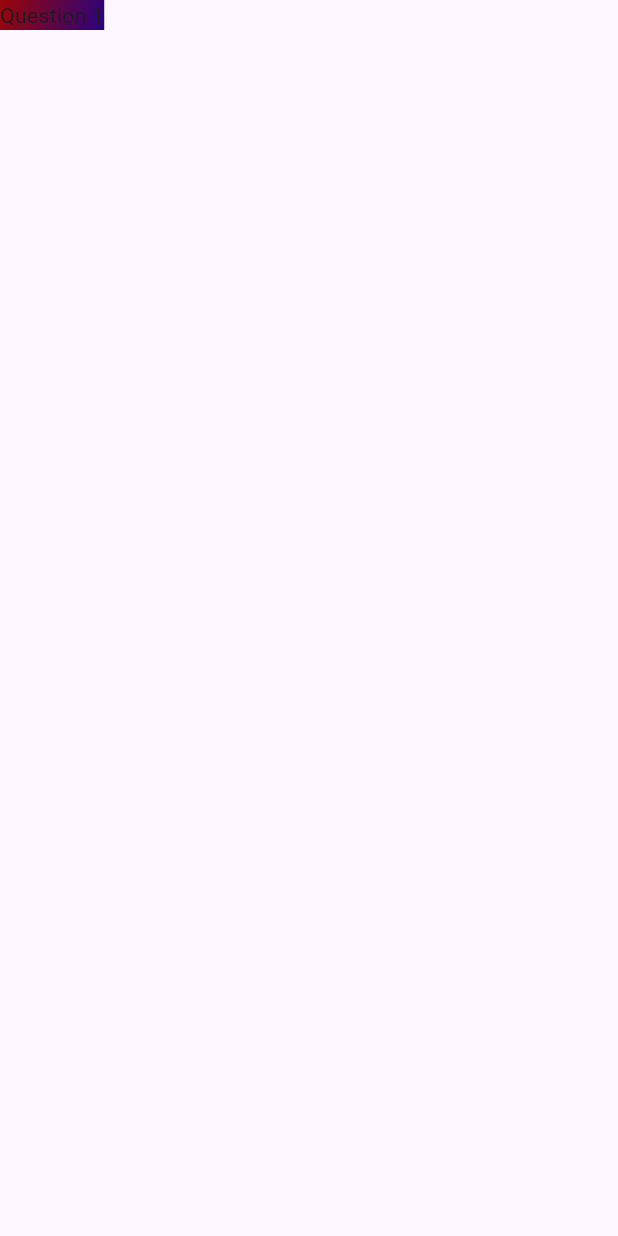
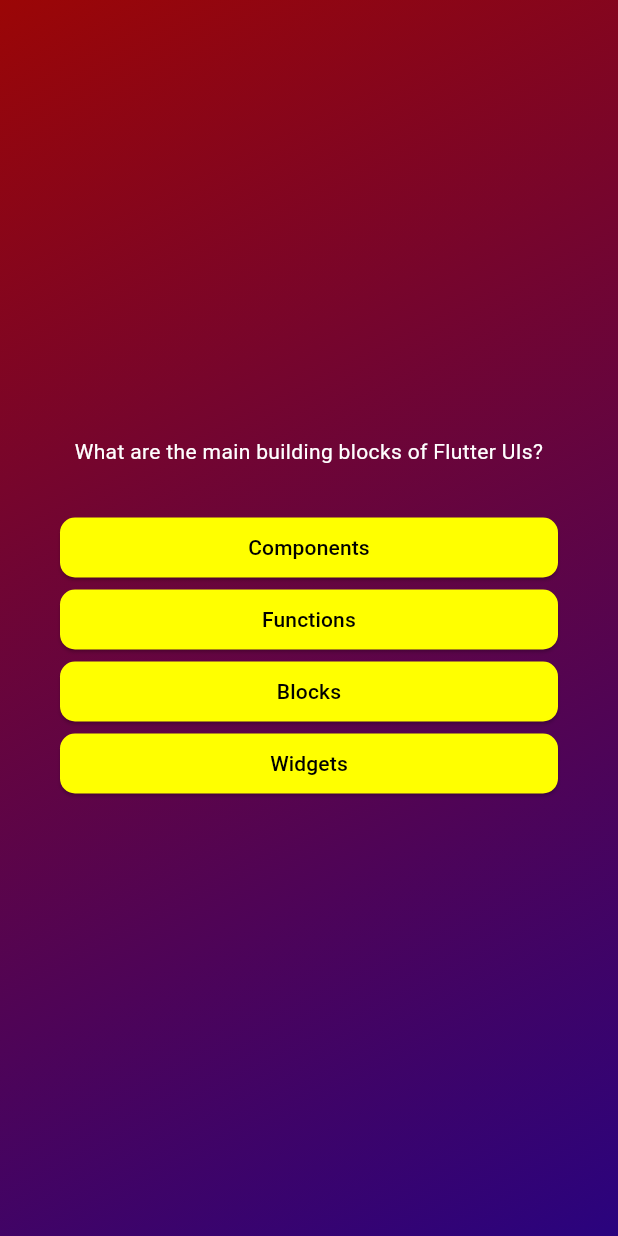
Before and after one commit to leantos/Quiz_App, a Flutter app: the screen it shows after launch, after a tap on "Start Quiz", on a phone screen of 412 x 824 dp. Run offline on Flutter 3.47's test engine with Material 3 defaults, Android fonts, the phone set to English and light mode, and no system bars.

```diff
--- /dev/null
+++ b/lib/answer_button.dart
@@ -0,0 +1,34 @@
+import 'package:flutter/material.dart';
+
+class AnswerButton extends StatelessWidget {
+  const AnswerButton({
+    required this.answerText,
+    required this.onTap,
+    super.key,
+  });
+
+  final String answerText;
+  final void Function() onTap;
+
+  @override
+  Widget build(context) {
+    return ElevatedButton(
+      onPressed: onTap,
+      style: ElevatedButton.styleFrom(
+        padding: const EdgeInsets.symmetric(
+          horizontal: 40,
+          vertical: 10,
+        ),
+        backgroundColor: Colors.yellowAccent,
+        foregroundColor: Colors.black,
+        shape: RoundedRectangleBorder(
+          borderRadius: BorderRadius.circular(10),
+        ),
+      ),
+      child: Text(
+        answerText,
+        textAlign: TextAlign.center,
+      ),
+    );
+  }
+}
--- /dev/null
+++ b/lib/data/questions.dart
@@ -0,0 +1,55 @@
+import 'package:quiz_app/models/quiz_questions.dart';
+
+const questions = [
+  QuizQuestions(
+    'What are the main building blocks of Flutter UIs?',
+    [
+      'Widgets',
+      'Components',
+      'Blocks',
+      'Functions',
+    ],
+  ),
+  QuizQuestions('How are Flutter UIs built?', [
+    'By combining widgets in code',
+    'By combining widgets in a visual editor',
+    'By defining widgets in config files',
+    'By using XCode for iOS and Android Studio for Android',
+  ]),
+  QuizQuestions(
+    'What\'s the purpose of a StatefulWidget?',
+    [
+      'Update UI as data changes',
+      'Update data as UI changes',
+      'Ignore data changes',
+      'Render UI that does not depend on data',
+    ],
+  ),
+  QuizQuestions(
+    'Which widget should you try to use more often: StatelessWidget or StatefulWidget?',
+    [
+      'StatelessWidget',
+      'StatefulWidget',
+      'Both are equally good',
+      'None of the above',
+    ],
+  ),
+  QuizQuestions(
+    'What happens if you change data in a StatelessWidget?',
+    [
+      'The UI is not updated',
+      'The UI is updated',
+      'The closest StatefulWidget is updated',
+      'Any nested StatefulWidgets are updated',
+    ],
+  ),
+  QuizQuestions(
+    'How should you update data inside of StatefulWidgets?',
+    [
+      'By calling setState()',
+      'By calling updateData()',
+      'By calling updateUI()',
+      'By calling updateState()',
+    ],
+  ),
+];
--- /dev/null
+++ b/lib/models/quiz_questions.dart
@@ -0,0 +1,12 @@
+class QuizQuestions {
+  const QuizQuestions(this.text, this.answers);
+
+  final String text;
+  final List<String> answers;
+
+  List<String> getShuffledAnswers() {
+    final shuffledList = List.of(answers);
+    shuffledList.shuffle();
+    return shuffledList;
+  }
+}
--- a/lib/questions.dart
+++ /dev/null
@@ -1,17 +0,0 @@
-import 'package:flutter/material.dart';
-
-class Questions extends StatefulWidget {
-  const Questions({super.key});
-
-  @override
-  State<Questions> createState() {
-    return _QuestionState();
-  }
-}
-
-class _QuestionState extends State<Questions> {
-  @override
-  Widget build(context) {
-    return const Text('Question 1');
-  }
-}
--- /dev/null
+++ b/lib/questions_screen.dart
@@ -0,0 +1,56 @@
+import 'package:flutter/material.dart';
+import 'package:quiz_app/answer_button.dart';
+import 'package:quiz_app/data/questions.dart';
+
+class QuestionsScreen extends StatefulWidget {
+  const QuestionsScreen({super.key});
+
+  @override
+  State<QuestionsScreen> createState() {
+    return _QuestionsScreenState();
+  }
+}
+
+class _QuestionsScreenState extends State<QuestionsScreen> {
+  var currentQuestionIndex = 0;
+
+  void answerQuestion() {
+    setState(() {
+      currentQuestionIndex++;
+    });
+  }
+
+  @override
+  Widget build(context) {
+    final currentQuestion = questions[currentQuestionIndex];
+
+    return SizedBox(
+      width: double.infinity,
+      child: Container(
+        margin: const EdgeInsets.all(40.0),
+        child: Column(
+          mainAxisAlignment: MainAxisAlignment.center,
+          crossAxisAlignment: CrossAxisAlignment.stretch,
+          children: [
+            Text(
+              textAlign: TextAlign.center,
+              currentQuestion.text,
+              style: const TextStyle(
+                color: Colors.white,
+              ),
+            ),
+            const SizedBox(
+              height: 30,
+            ),
+            ...currentQuestion.getShuffledAnswers().map((answer) {
+              return AnswerButton(
+                answerText: answer,
+                onTap: answerQuestion,
+              );
+            }),
+          ],
+        ),
+      ),
+    );
+  }
+}
--- a/lib/quiz.dart
+++ b/lib/quiz.dart
@@ -1,5 +1,5 @@
 import 'package:flutter/material.dart';
-import 'package:quiz_app/questions.dart';
+import 'package:quiz_app/questions_screen.dart';
 import 'package:quiz_app/start_screen.dart';
 
 class Quiz extends StatefulWidget {
@@ -22,7 +22,7 @@ class _QuizState extends State<Quiz> {
 
   void switchScreen() {
     setState(() {
-      activeScreen = const Questions();
+      activeScreen = const QuestionsScreen();
     });
   }
 
```
